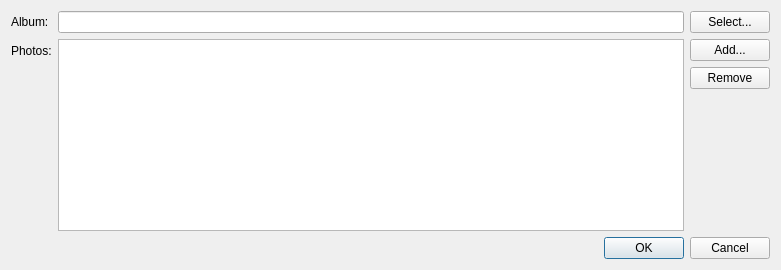
Qt form src/plugins/blasq/uploadphotosdialog.ui (0xd34df00d/leechcraft) before a commit.
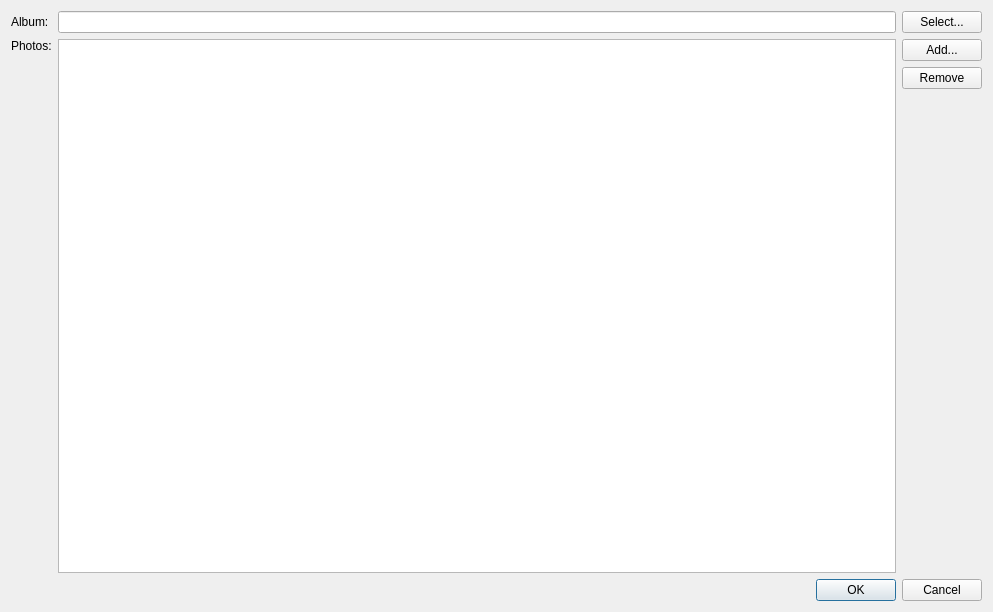
The same form after that commit. Icons and pictures are not drawn.

Diff of the .ui file:
```diff
--- a/src/plugins/blasq/uploadphotosdialog.ui
+++ b/src/plugins/blasq/uploadphotosdialog.ui
@@ -6,14 +6,16 @@
    <rect>
     <x>0</x>
     <y>0</y>
-    <width>781</width>
-    <height>270</height>
+    <width>993</width>
+    <height>612</height>
    </rect>
   </property>
   <property name="windowTitle">
    <string>Upload photos</string>
   </property>
-  <layout class="QFormLayout" name="formLayout">
+  <layout class="QVBoxLayout" name="verticalLayout_2">
+   <item>
+    <layout class="QGridLayout" name="gridLayout">
    <item row="0" column="0">
     <widget class="QLabel" name="label">
      <property name="text">
@@ -47,12 +49,15 @@
      <property name="text">
       <string>Photos:</string>
      </property>
+       <property name="alignment">
+        <set>Qt::AlignLeading|Qt::AlignLeft|Qt::AlignTop</set>
+       </property>
     </widget>
    </item>
    <item row="1" column="1">
-    <layout class="QHBoxLayout" name="horizontalLayout_2" stretch="0,0">
+      <layout class="QHBoxLayout" name="horizontalLayout_2">
      <item>
-      <widget class="QListView" name="PhotosView_">
+        <widget class="QTreeView" name="PhotosView_">
        <property name="sizePolicy">
         <sizepolicy hsizetype="Expanding" vsizetype="Expanding">
          <horstretch>2</horstretch>
@@ -67,21 +72,18 @@
        </property>
        <property name="iconSize">
         <size>
-         <width>64</width>
-         <height>64</height>
-        </size>
-       </property>
-       <property name="isWrapping" stdset="0">
+           <width>92</width>
+           <height>92</height>
+          </size>
+         </property>
+         <property name="rootIsDecorated">
+          <bool>false</bool>
+         </property>
+         <property name="uniformRowHeights">
         <bool>true</bool>
        </property>
-       <property name="gridSize">
-        <size>
-         <width>96</width>
-         <height>96</height>
-        </size>
-       </property>
-       <property name="viewMode">
-        <enum>QListView::IconMode</enum>
+         <property name="wordWrap">
+          <bool>true</bool>
        </property>
       </widget>
      </item>
@@ -124,7 +126,9 @@
      </item>
     </layout>
    </item>
-   <item row="2" column="1">
+    </layout>
+   </item>
+   <item>
     <widget class="QDialogButtonBox" name="ButtonBox_">
      <property name="orientation">
       <enum>Qt::Horizontal</enum>
```
Lines whose indentation alone changed are shown as unchanged.
